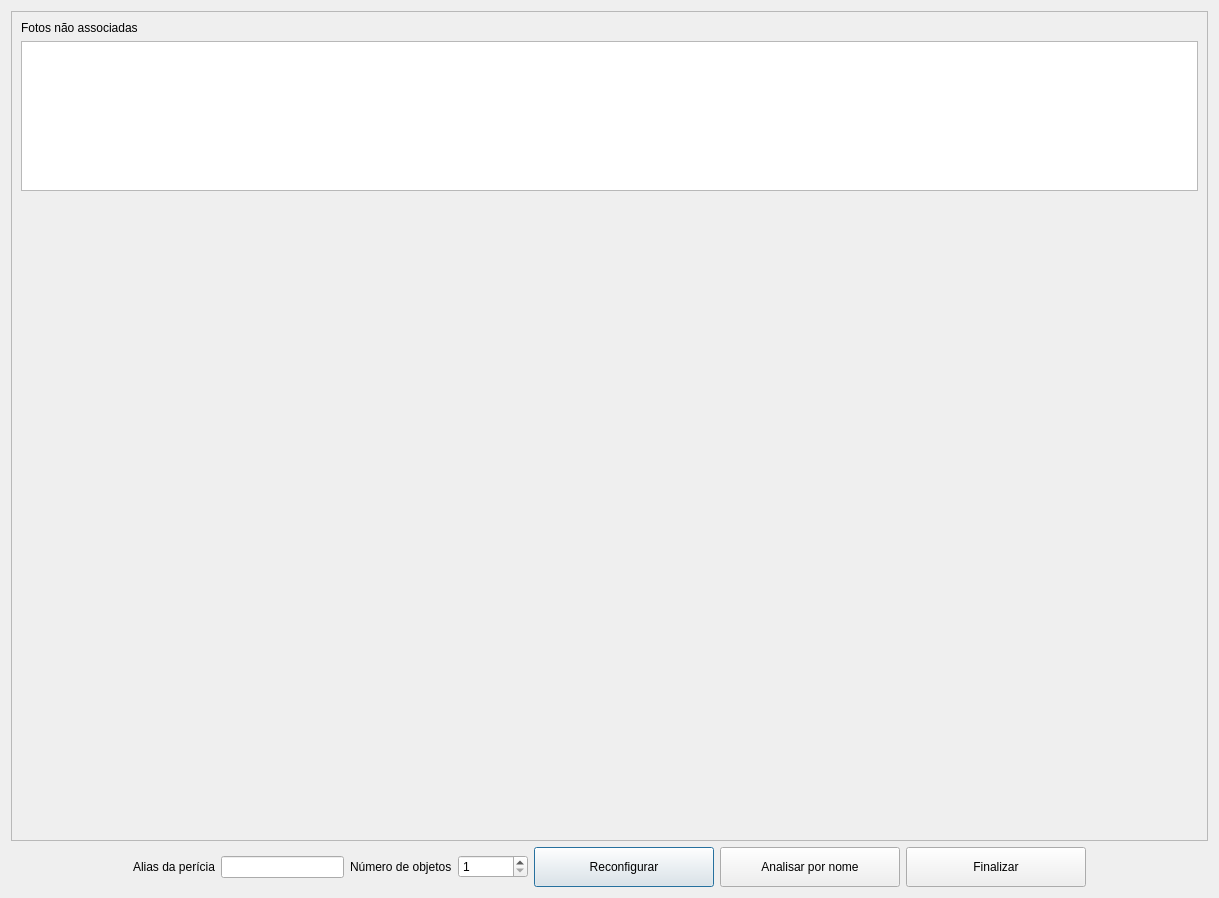
renatormc/dev_laudo_sinfweb, file fastdoc/gui_app/widgets/sobjects_by_pics/pics_organizer/pics_organizer.ui: the form before one commit.
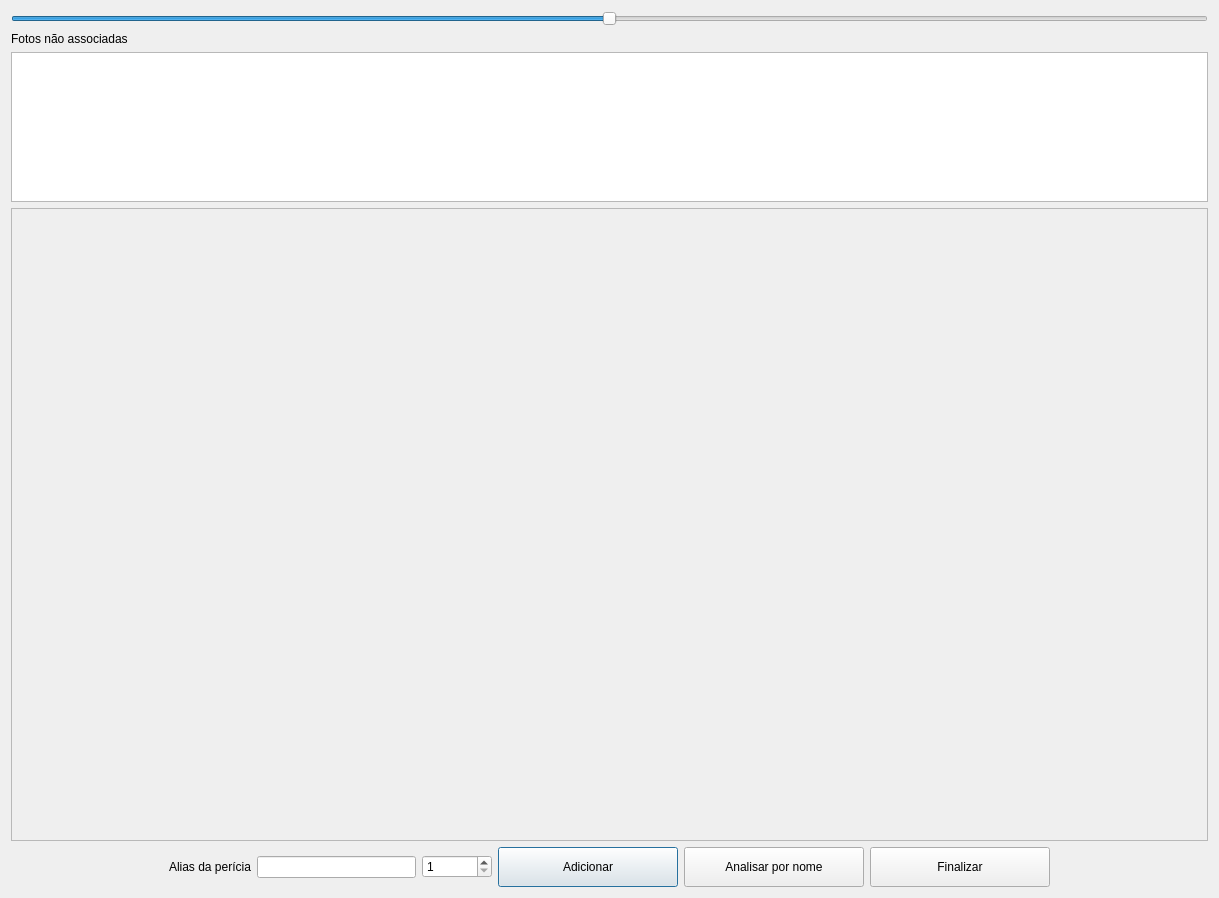
The form after the commit.

```diff
--- a/fastdoc/gui_app/widgets/sobjects_by_pics/pics_organizer/pics_organizer.ui
+++ b/fastdoc/gui_app/widgets/sobjects_by_pics/pics_organizer/pics_organizer.ui
@@ -13,26 +13,23 @@
   <property name="windowTitle">
    <string>PicsOrganizer</string>
   </property>
-  <layout class="QVBoxLayout" name="verticalLayout" stretch="0,0">
+  <layout class="QVBoxLayout" name="verticalLayout" stretch="0,0,0,0,0">
    <item>
-    <widget class="QScrollArea" name="scrollArea">
-     <property name="widgetResizable">
-      <bool>true</bool>
+    <widget class="QSlider" name="sld_icon_size">
+     <property name="minimum">
+      <number>50</number>
      </property>
-     <widget class="QWidget" name="scrollAreaWidgetContents">
-      <property name="geometry">
-       <rect>
-        <x>0</x>
-        <y>0</y>
-        <width>1199</width>
-        <height>830</height>
-       </rect>
-      </property>
-      <layout class="QHBoxLayout" name="horizontalLayout_2">
-       <item>
-        <layout class="QVBoxLayout" name="main_layout">
-         <item>
-          <layout class="QVBoxLayout" name="lay_objects">
+     <property name="maximum">
+      <number>150</number>
+     </property>
+     <property name="value">
+      <number>100</number>
+     </property>
+     <property name="orientation">
+      <enum>Qt::Horizontal</enum>
+     </property>
+    </widget>
+   </item>
            <item>
             <widget class="QLabel" name="label_2">
              <property name="text">
@@ -65,7 +62,7 @@
              </property>
              <property name="iconSize">
               <size>
-               <width>150</width>
+       <width>10000</width>
                <height>150</height>
               </size>
              </property>
@@ -75,9 +72,28 @@
              <property name="viewMode">
               <enum>QListView::IconMode</enum>
              </property>
-            </widget>
-           </item>
-          </layout>
+     <property name="sortingEnabled">
+      <bool>true</bool>
+     </property>
+    </widget>
+   </item>
+   <item>
+    <widget class="QScrollArea" name="scrollArea">
+     <property name="widgetResizable">
+      <bool>true</bool>
+     </property>
+     <widget class="QWidget" name="scrollAreaWidgetContents">
+      <property name="geometry">
+       <rect>
+        <x>0</x>
+        <y>0</y>
+        <width>1199</width>
+        <height>630</height>
+       </rect>
+      </property>
+      <layout class="QVBoxLayout" name="horizontalLayout_2">
+       <item>
+        <layout class="QVBoxLayout" name="lay_objects"/>
          </item>
          <item>
           <spacer name="verticalSpacer">
@@ -93,8 +109,6 @@
           </spacer>
          </item>
         </layout>
-       </item>
-      </layout>
      </widget>
     </widget>
    </item>
@@ -124,14 +138,7 @@
       <widget class="QLineEdit" name="led_alias_pericias"/>
      </item>
      <item>
-      <widget class="QLabel" name="label_3">
-       <property name="text">
-        <string>Número de objetos</string>
-       </property>
-      </widget>
-     </item>
-     <item>
-      <widget class="QSpinBox" name="spb_n_objetos">
+      <widget class="QSpinBox" name="spb_n_add">
        <property name="minimumSize">
         <size>
          <width>70</width>
@@ -152,7 +159,7 @@
         </size>
        </property>
        <property name="text">
-        <string>Reconfigurar</string>
+        <string>Adicionar</string>
        </property>
       </widget>
      </item>
```
Left out of the diff: 13 changed lines with no effect on the pictures. Lines whose indentation alone changed are shown as unchanged.
